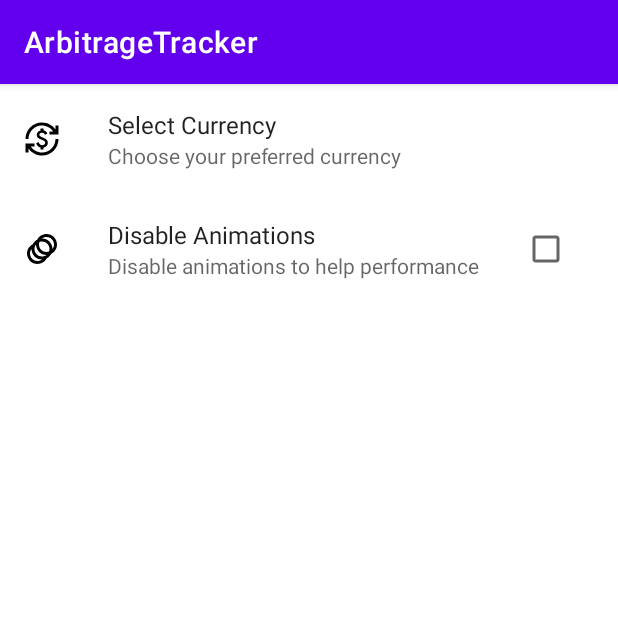
After one commit to TejBaidwan/ArbitrageProductTrackers, an Android app: the fragment SettingsFragment shown on its own in the app's theme, on a phone screen of 412 x 824 dp, the top half of it. The commit adds this screen. Run offline under Robolectric (Android 15) with nearby library versions, the phone set to English and light mode, and no system bars; our stand-ins replace androidx.preference; Roboto replaces fonts that are not available here.

Commit message:
-Created a settings fragment that allows the user to choose a currency and disable animations -Settings currently are not implemented in the app

```diff
--- a/app/build.gradle
+++ b/app/build.gradle
@@ -40,6 +40,7 @@ dependencies {
     implementation 'androidx.lifecycle:lifecycle-viewmodel-ktx:2.5.1'
     implementation 'androidx.navigation:navigation-fragment:2.3.5'
     implementation 'androidx.navigation:navigation-ui:2.3.5'
+    implementation 'androidx.preference:preference:1.2.1'
     testImplementation 'junit:junit:4.13.2'
     androidTestImplementation 'androidx.test.ext:junit:1.1.5'
     androidTestImplementation 'androidx.test.espresso:espresso-core:3.5.1'
--- /dev/null
+++ b/app/src/main/java/com/example/arbitragetracker/settings/SettingsFragment.java
@@ -0,0 +1,36 @@
+package com.example.arbitragetracker.settings;
+
+import android.content.SharedPreferences;
+import android.os.Bundle;
+
+import androidx.preference.CheckBoxPreference;
+import androidx.preference.EditTextPreference;
+import androidx.preference.Preference;
+import androidx.preference.PreferenceFragmentCompat;
+import androidx.preference.PreferenceManager;
+
+import com.example.arbitragetracker.R;
+
+public class SettingsFragment extends PreferenceFragmentCompat {
+
+    @Override
+    public void onCreatePreferences(Bundle savedInstanceState, String rootKey) {
+        setPreferencesFromResource(R.xml.root_preferences, rootKey);
+
+        //Animation disable setting
+        CheckBoxPreference disableAnimationsPreference = findPreference("anim_disable");
+        if (disableAnimationsPreference != null) {
+            disableAnimationsPreference.setOnPreferenceChangeListener((preference, newValue) -> {
+                boolean disableAnimations = (boolean) newValue;
+
+                // Change the state of disable animation setting
+                SharedPreferences preferences = PreferenceManager.getDefaultSharedPreferences(requireContext());
+                preferences.edit().putBoolean("anim_disable", disableAnimations).apply();
+
+                return true;
+            });
+        }
+
+
+    }
+}
--- /dev/null
+++ b/app/src/main/res/drawable/ic_baseline_animation_24.xml
@@ -0,0 +1,5 @@
+<vector android:height="24dp" android:tint="#000000"
+    android:viewportHeight="24" android:viewportWidth="24"
+    android:width="24dp" xmlns:android="http://schemas.android.com/apk/res/android">
+    <path android:fillColor="@android:color/white" android:pathData="M15,2c-2.71,0 -5.05,1.54 -6.22,3.78 -1.28,0.67 -2.34,1.72 -3,3C3.54,9.95 2,12.29 2,15c0,3.87 3.13,7 7,7 2.71,0 5.05,-1.54 6.22,-3.78 1.28,-0.67 2.34,-1.72 3,-3C20.46,14.05 22,11.71 22,9c0,-3.87 -3.13,-7 -7,-7zM9,20c-2.76,0 -5,-2.24 -5,-5 0,-1.12 0.37,-2.16 1,-3 0,3.87 3.13,7 7,7 -0.84,0.63 -1.88,1 -3,1zM12,17c-2.76,0 -5,-2.24 -5,-5 0,-1.12 0.37,-2.16 1,-3 0,3.86 3.13,6.99 7,7 -0.84,0.63 -1.88,1 -3,1zM16.7,13.7c-0.53,0.19 -1.1,0.3 -1.7,0.3 -2.76,0 -5,-2.24 -5,-5 0,-0.6 0.11,-1.17 0.3,-1.7 0.53,-0.19 1.1,-0.3 1.7,-0.3 2.76,0 5,2.24 5,5 0,0.6 -0.11,1.17 -0.3,1.7zM19,12c0,-3.86 -3.13,-6.99 -7,-7 0.84,-0.63 1.87,-1 3,-1 2.76,0 5,2.24 5,5 0,1.12 -0.37,2.16 -1,3z"/>
+</vector>
--- /dev/null
+++ b/app/src/main/res/drawable/ic_baseline_currency_exchange_24.xml
@@ -0,0 +1,5 @@
+<vector android:height="24dp" android:tint="#000000"
+    android:viewportHeight="24" android:viewportWidth="24"
+    android:width="24dp" xmlns:android="http://schemas.android.com/apk/res/android">
+    <path android:fillColor="@android:color/white" android:pathData="M12.89,11.1c-1.78,-0.59 -2.64,-0.96 -2.64,-1.9c0,-1.02 1.11,-1.39 1.81,-1.39c1.31,0 1.79,0.99 1.9,1.34l1.58,-0.67C15.39,8.03 14.72,6.56 13,6.24V5h-2v1.26C8.52,6.82 8.51,9.12 8.51,9.22c0,2.27 2.25,2.91 3.35,3.31c1.58,0.56 2.28,1.07 2.28,2.03c0,1.13 -1.05,1.61 -1.98,1.61c-1.82,0 -2.34,-1.87 -2.4,-2.09L8.1,14.75c0.63,2.19 2.28,2.78 2.9,2.96V19h2v-1.24c0.4,-0.09 2.9,-0.59 2.9,-3.22C15.9,13.15 15.29,11.93 12.89,11.1zM3,21H1v-6h6v2l-2.48,0c1.61,2.41 4.36,4 7.48,4c4.97,0 9,-4.03 9,-9h2c0,6.08 -4.92,11 -11,11c-3.72,0 -7.01,-1.85 -9,-4.67L3,21zM1,12C1,5.92 5.92,1 12,1c3.72,0 7.01,1.85 9,4.67L21,3h2v6h-6V7l2.48,0C17.87,4.59 15.12,3 12,3c-4.97,0 -9,4.03 -9,9H1z"/>
+</vector>
--- /dev/null
+++ b/app/src/main/res/drawable/ic_baseline_settings_24.xml
@@ -0,0 +1,5 @@
+<vector android:height="24dp" android:tint="#FFFFFF"
+    android:viewportHeight="24" android:viewportWidth="24"
+    android:width="24dp" xmlns:android="http://schemas.android.com/apk/res/android">
+    <path android:fillColor="@android:color/white" android:pathData="M19.14,12.94c0.04,-0.3 0.06,-0.61 0.06,-0.94c0,-0.32 -0.02,-0.64 -0.07,-0.94l2.03,-1.58c0.18,-0.14 0.23,-0.41 0.12,-0.61l-1.92,-3.32c-0.12,-0.22 -0.37,-0.29 -0.59,-0.22l-2.39,0.96c-0.5,-0.38 -1.03,-0.7 -1.62,-0.94L14.4,2.81c-0.04,-0.24 -0.24,-0.41 -0.48,-0.41h-3.84c-0.24,0 -0.43,0.17 -0.47,0.41L9.25,5.35C8.66,5.59 8.12,5.92 7.63,6.29L5.24,5.33c-0.22,-0.08 -0.47,0 -0.59,0.22L2.74,8.87C2.62,9.08 2.66,9.34 2.86,9.48l2.03,1.58C4.84,11.36 4.8,11.69 4.8,12s0.02,0.64 0.07,0.94l-2.03,1.58c-0.18,0.14 -0.23,0.41 -0.12,0.61l1.92,3.32c0.12,0.22 0.37,0.29 0.59,0.22l2.39,-0.96c0.5,0.38 1.03,0.7 1.62,0.94l0.36,2.54c0.05,0.24 0.24,0.41 0.48,0.41h3.84c0.24,0 0.44,-0.17 0.47,-0.41l0.36,-2.54c0.59,-0.24 1.13,-0.56 1.62,-0.94l2.39,0.96c0.22,0.08 0.47,0 0.59,-0.22l1.92,-3.32c0.12,-0.22 0.07,-0.47 -0.12,-0.61L19.14,12.94zM12,15.6c-1.98,0 -3.6,-1.62 -3.6,-3.6s1.62,-3.6 3.6,-3.6s3.6,1.62 3.6,3.6S13.98,15.6 12,15.6z"/>
+</vector>
--- a/app/src/main/res/menu/main.xml
+++ b/app/src/main/res/menu/main.xml
@@ -5,5 +5,6 @@
         android:id="@+id/action_settings"
         android:orderInCategory="100"
         android:title="@string/action_settings"
-        app:showAsAction="never" />
+        android:icon="@drawable/ic_baseline_settings_24"
+        app:showAsAction="always" />
 </menu>
--- a/app/src/main/res/navigation/mobile_navigation.xml
+++ b/app/src/main/res/navigation/mobile_navigation.xml
@@ -47,4 +47,8 @@
         android:name="com.example.arbitragetracker.statistics.ViewPagerHostFragment"
         android:label="Statistics"
         tools:layout="@layout/fragment_view_pager_host" />
+    <fragment
+        android:id="@+id/nav_settings"
+        android:name="com.example.arbitragetracker.settings.SettingsFragment"
+        android:label="SettingsFragment" />
 </navigation>
--- /dev/null
+++ b/app/src/main/res/values/arrays.xml
@@ -0,0 +1,14 @@
+<resources>
+    <!-- Reply Preference -->
+    <array name="currency_entries">
+        <item>$ (USD)</item>
+        <item>€ (EUR)</item>
+        <item>£ (GBP)</item>
+    </array>
+
+    <array name="currency_values">
+        <item>USD</item>
+        <item>EUR</item>
+        <item>GBP</item>
+    </array>
+</resources>
--- /dev/null
+++ b/app/src/main/res/xml/root_preferences.xml
@@ -0,0 +1,22 @@
+<PreferenceScreen xmlns:app="http://schemas.android.com/apk/res-auto"
+    xmlns:android="http://schemas.android.com/apk/res/android">
+
+    <ListPreference
+    app:key="currency_preference"
+    app:title="Select Currency"
+    app:summary="Choose your preferred currency"
+    app:entries="@array/currency_entries"
+    app:entryValues="@array/currency_values"
+    app:defaultValue="USD"
+    app:dialogTitle="Select Currency"
+    app:icon="@drawable/ic_baseline_currency_exchange_24"
+    />
+
+    <CheckBoxPreference
+        app:key="anim_disable"
+        app:title="Disable Animations"
+        app:summary="Disable animations to help performance"
+        app:defaultValue="false"
+        android:icon="@drawable/ic_baseline_animation_24"/>
+
+</PreferenceScreen>
```
Also changed, not shown: app/src/main/java/com/example/arbitragetracker/MainActivity.java (+11 -0 lines), app/src/main/java/com/example/arbitragetracker/settings/CurrencyUtil.java (added, +27 -0 lines), app/src/main/res/values/strings.xml (+14 -0 lines).
